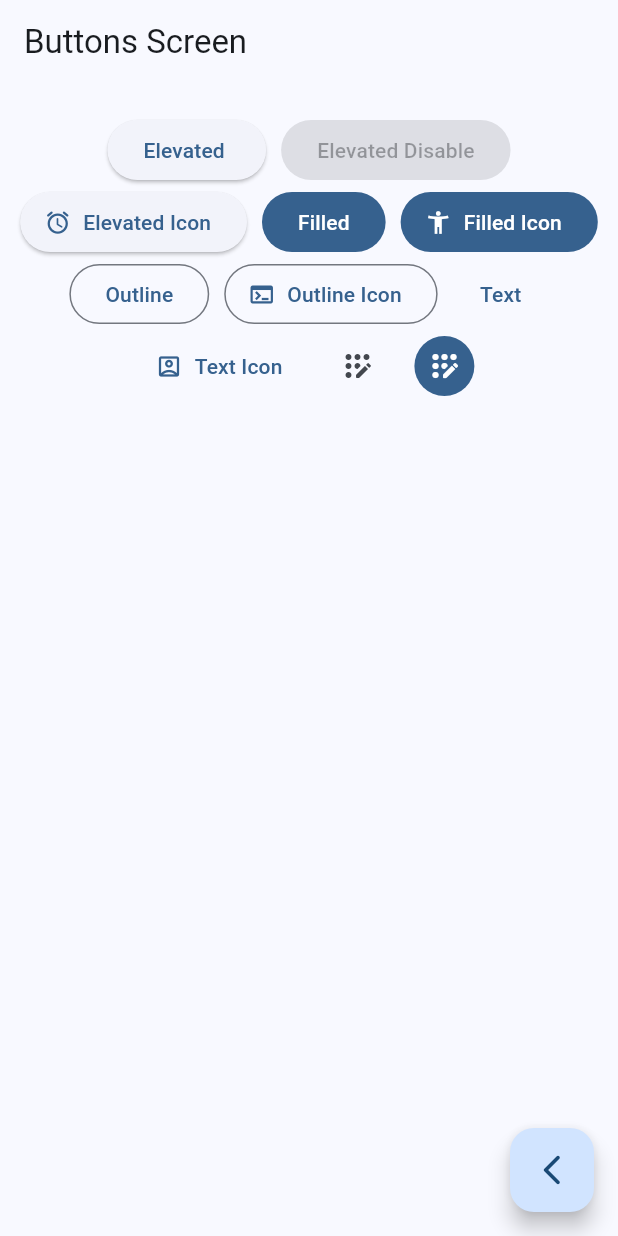
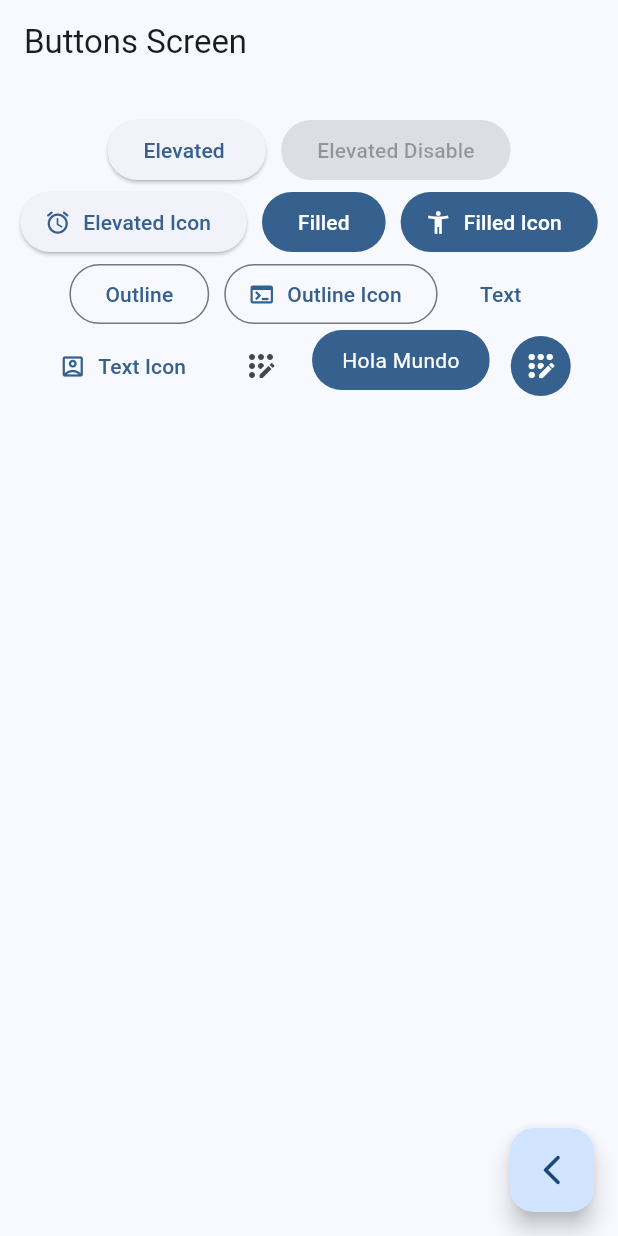
Before and after one commit to Joseeop/widget_app, a Flutter app: the ButtosScreens screen opened by its route, on a phone screen of 412 x 824 dp. Run offline on Flutter 3.47's test engine with Material 2 defaults, Android fonts, the phone set to English and light mode, and no system bars; our stand-ins replace go_router.

Commit message:
Agregado botón personalizado, terminado buttons screen

```diff
--- a/lib/presentation/screens/buttons/buttons_screen.dart
+++ b/lib/presentation/screens/buttons/buttons_screen.dart
@@ -91,7 +91,7 @@
               onPressed: (){},
               icon: const Icon(Icons.app_registration_rounded)
               ),
-
+            const CurstomButton(),
              IconButton(
               onPressed: (){},
               icon: const Icon(Icons.app_registration_rounded),
@@ -107,3 +107,32 @@
     );
   }
 }
+
+//Botón personalizado
+class CurstomButton extends StatelessWidget {
+  const CurstomButton({super.key});
+
+  @override
+  Widget build(BuildContext context) {
+    final colors = Theme.of(context).colorScheme;
+
+    return ClipRRect
+    (borderRadius: BorderRadius.circular(20),
+      child: Material(
+        color: colors.primary,
+        child: InkWell(
+          onTap: () {
+
+          },
+          child: const Padding(
+            padding: EdgeInsets.symmetric(
+              horizontal: 20,
+              vertical: 10
+            ),
+            child: Text('Hola Mundo',style: TextStyle(color:Colors.white ),)
+            ),
+        ),
+      ),
+    );
+  }
+}
```
